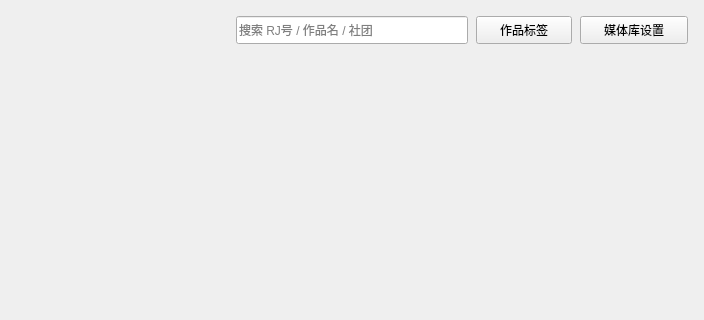
henntaidesu/DLsite_Anime-sharing_download, file src/QTui/ui_file/media_lib.ui: the form before one commit; both pictures show x 116 to 820 and y 0 to 320 of the 820 by 640 pixel window.
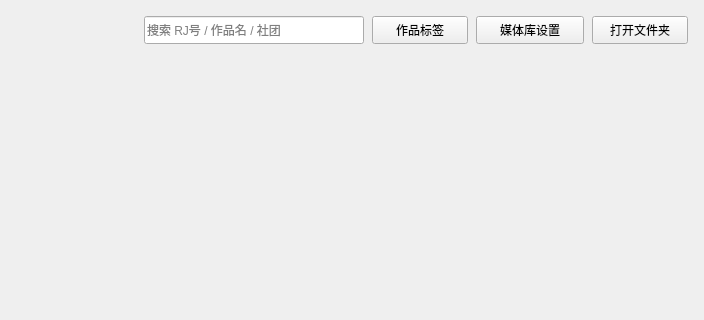
The form after the commit.

Patch:
```diff
--- a/src/QTui/ui_file/media_lib.ui
+++ b/src/QTui/ui_file/media_lib.ui
@@ -113,6 +113,19 @@
         </property>
        </widget>
       </item>
+      <item>
+       <widget class="QPushButton" name="open_folder_button">
+        <property name="minimumSize">
+         <size>
+          <width>96</width>
+          <height>28</height>
+         </size>
+        </property>
+        <property name="text">
+         <string>打开文件夹</string>
+        </property>
+       </widget>
+      </item>
      </layout>
     </item>
     <item>
```
